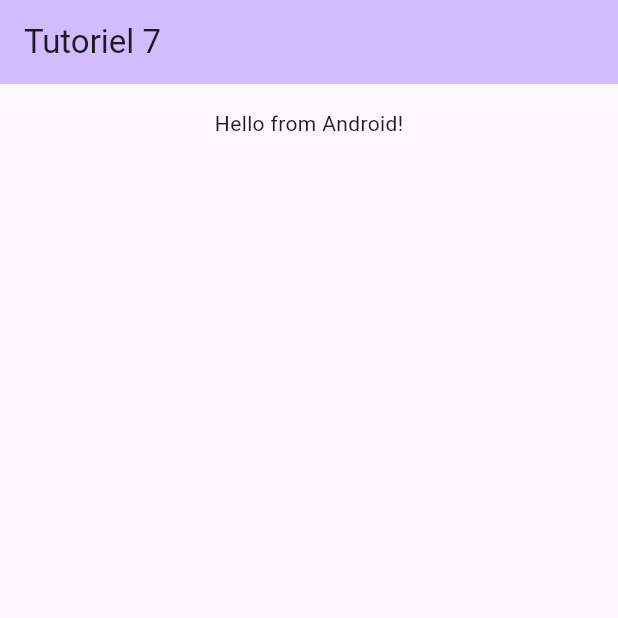
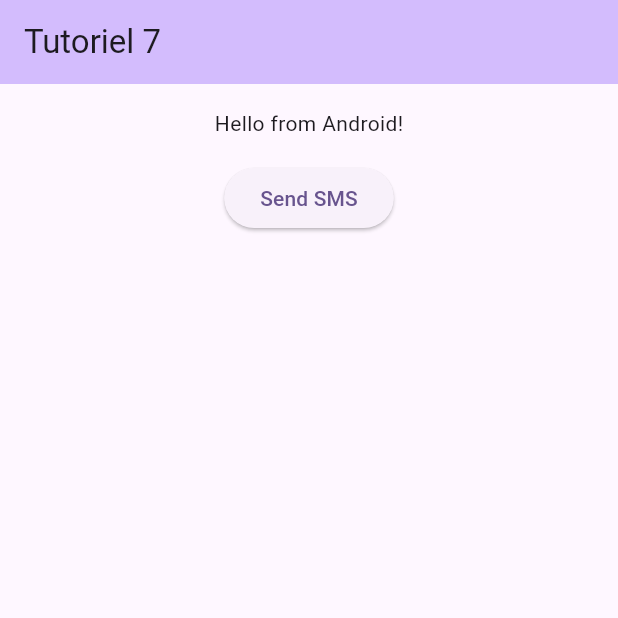
Before and after one commit to e-vinci/mobile-exercises, a Flutter app: the screen it shows after launch, on a phone screen of 412 x 824 dp, the top half of it. Run offline on Flutter 3.47's test engine with Material 3 defaults, Android fonts, the phone set to English and light mode, and no system bars; our stand-ins replace go_router, loading_animation_widget; missing offline and left inert: flutter_sms.

Commit message:
T07.3 Envoi de SMS

```diff
--- a/tuto7/lib/views/home_screen.dart
+++ b/tuto7/lib/views/home_screen.dart
@@ -2,6 +2,7 @@ import 'dart:io';
 
 import 'package:flutter/foundation.dart';
 import 'package:flutter/material.dart';
+import 'package:flutter_sms/flutter_sms.dart';
 
 class HomeScreen extends StatelessWidget {
   const HomeScreen({super.key});
@@ -37,6 +38,19 @@ class HomeScreen extends StatelessWidget {
           child: Column(
             children: [
               Text("Hello from $platform!"),
+              const SizedBox(height: 16),
+              if (["Web", "Android", "iOS"].contains(platform))
+                ElevatedButton(
+                  onPressed: () async {
+                    await sendSMS(
+                      message: "Test SMS",
+                      recipients: ["0456555321"],
+                    );
+                  },
+                  child: const Text("Send SMS"),
+                )
+              else
+                const Text("Your platform doesn't allow you to send SMS…"),
             ],
           ),
         ),
```
